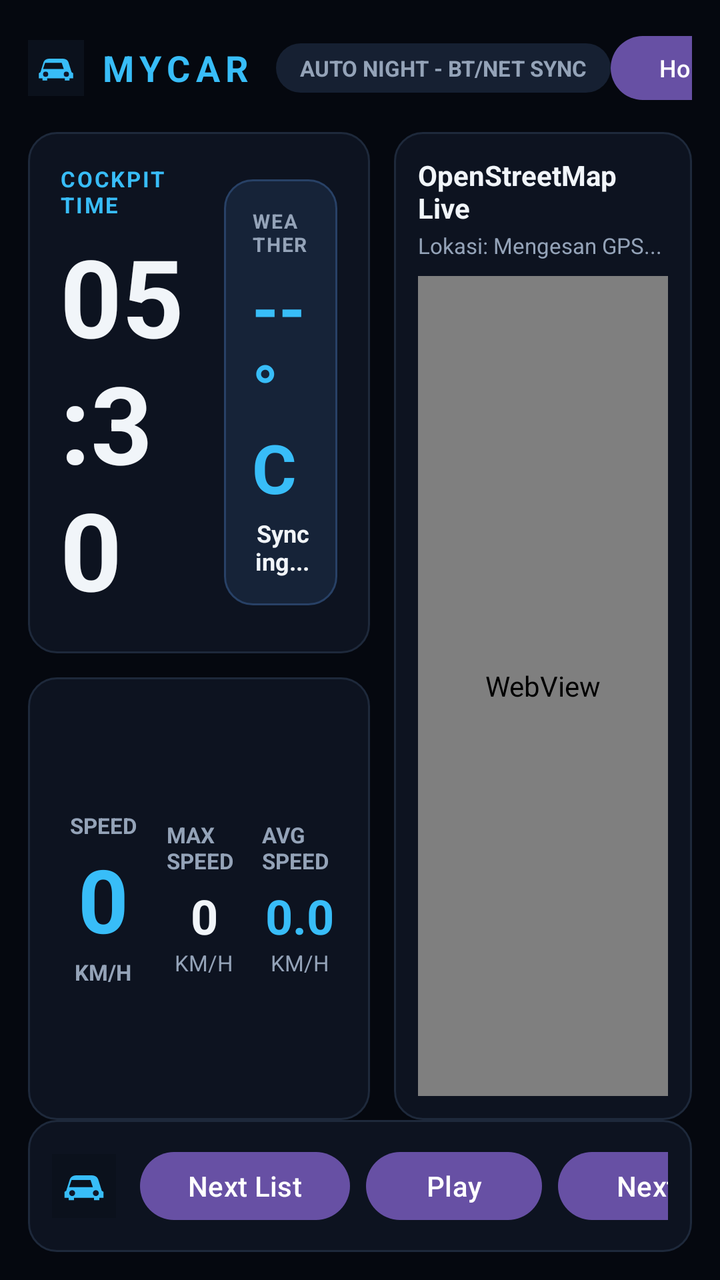
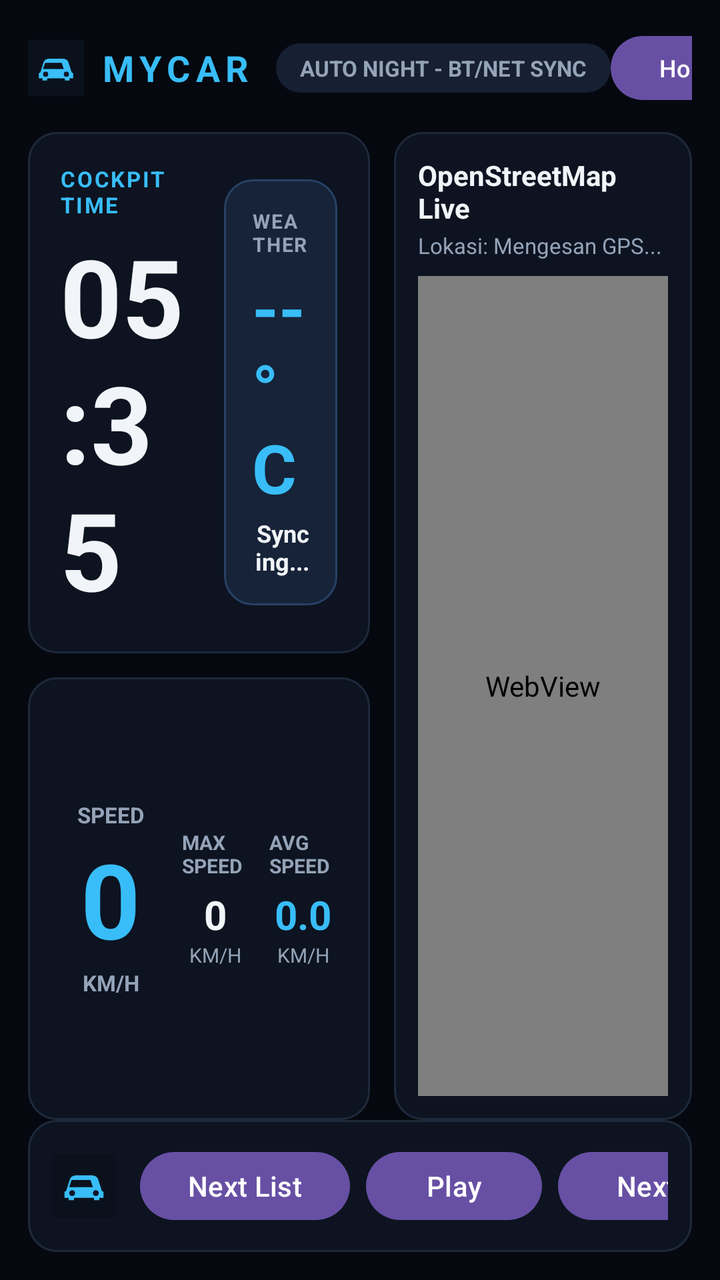

Before-and-after screenshots of an Android layout around one commit, followed by the original layout XML and the change that was made.
<!-- AndroidManifest.xml: application theme Theme.MYCAR -->
<!-- res/layout/activity_main.xml -->
<?xml version="1.0" encoding="utf-8"?>
<androidx.constraintlayout.widget.ConstraintLayout xmlns:android="http://schemas.android.com/apk/res/android"
    xmlns:app="http://schemas.android.com/apk/res-auto"
    android:id="@+id/rootLayout"
    android:layout_width="match_parent"
    android:layout_height="match_parent"
    android:background="@color/night_bg"
    android:padding="14dp">

    <LinearLayout
        android:id="@+id/topBar"
        android:layout_width="0dp"
        android:layout_height="wrap_content"
        android:gravity="center_vertical"
        android:orientation="horizontal"
        app:layout_constraintEnd_toEndOf="parent"
        app:layout_constraintStart_toStartOf="parent"
        app:layout_constraintTop_toTopOf="parent">

        <ImageView
            android:id="@+id/ivBrandLogo"
            android:layout_width="28dp"
            android:layout_height="28dp"
            android:contentDescription="MYCAR Logo"
            android:src="@drawable/ic_car_logo" />

        <TextView
            android:id="@+id/tvBrand"
            android:layout_width="wrap_content"
            android:layout_height="wrap_content"
            android:layout_marginStart="8dp"
            android:letterSpacing="0.16"
            android:text="MYCAR"
            android:textColor="@color/night_accent"
            android:textSize="18sp"
            android:textStyle="bold" />

        <TextView
            android:id="@+id/tvStatusPill"
            android:layout_width="wrap_content"
            android:layout_height="wrap_content"
            android:layout_marginStart="12dp"
            android:background="@drawable/bg_pill_badge"
            android:paddingHorizontal="12dp"
            android:paddingVertical="5dp"
            android:text="AUTO NIGHT - BT/NET SYNC"
            android:textColor="@color/night_subtext"
            android:textSize="11sp"
            android:textStyle="bold" />

        <View
            android:layout_width="0dp"
            android:layout_height="1dp"
            android:layout_weight="1" />

        <Button
            android:id="@+id/btnRestoreHome"
            android:layout_width="wrap_content"
            android:layout_height="40dp"
            android:text="Home Settings"
            android:textAllCaps="false"
            android:textSize="12sp" />

        <Button
            android:id="@+id/btnApps"
            android:layout_width="wrap_content"
            android:layout_height="40dp"
            android:layout_marginStart="8dp"
            android:text="Apps"
            android:textAllCaps="false"
            android:textSize="12sp" />
    </LinearLayout>

    <LinearLayout
        android:id="@+id/leftCluster"
        android:layout_width="0dp"
        android:layout_height="0dp"
        android:layout_marginTop="12dp"
        android:layout_marginEnd="12dp"
        android:orientation="vertical"
        app:layout_constraintBottom_toTopOf="@id/musicCard"
        app:layout_constraintEnd_toStartOf="@id/mapCard"
        app:layout_constraintHorizontal_weight="1.15"
        app:layout_constraintStart_toStartOf="parent"
        app:layout_constraintTop_toBottomOf="@id/topBar">

        <LinearLayout
            android:id="@+id/clockWeatherCard"
            android:layout_width="match_parent"
            android:layout_height="0dp"
            android:layout_weight="1.18"
            android:background="@drawable/bg_cockpit_card"
            android:gravity="center_vertical"
            android:orientation="horizontal"
            android:padding="16dp">

            <LinearLayout
                android:layout_width="0dp"
                android:layout_height="wrap_content"
                android:layout_weight="1.2"
                android:orientation="vertical">

                <TextView
                    android:id="@+id/tvCardClockTitle"
                    android:layout_width="wrap_content"
                    android:layout_height="wrap_content"
                    android:letterSpacing="0.08"
                    android:text="COCKPIT TIME"
                    android:textColor="@color/night_accent"
                    android:textSize="11sp"
                    android:textStyle="bold" />

                <TextView
                    android:id="@+id/tvBigClock"
                    android:layout_width="wrap_content"
                    android:layout_height="wrap_content"
                    android:layout_marginTop="2dp"
                    android:text="05:30"
                    android:textColor="@color/night_text"
                    android:textSize="54sp"
                    android:textStyle="bold" />

                <TextView
                    android:id="@+id/tvDateLabel"
                    android:layout_width="wrap_content"
                    android:layout_height="wrap_content"
                    android:text="Wed, 25 Nov - Kuantan"
                    android:textColor="@color/night_subtext"
                    android:textSize="12sp" />
            </LinearLayout>

            <LinearLayout
                android:id="@+id/weatherBadgeBox"
                android:layout_width="0dp"
                android:layout_height="wrap_content"
                android:layout_marginStart="10dp"
                android:layout_weight="0.95"
                android:background="@drawable/bg_weather_badge"
                android:gravity="end|center_vertical"
                android:orientation="vertical"
                android:padding="14dp">

                <TextView
                    android:id="@+id/tvWeatherIcon"
                    android:layout_width="wrap_content"
                    android:layout_height="wrap_content"
                    android:letterSpacing="0.06"
                    android:text="WEATHER"
                    android:textColor="@color/night_subtext"
                    android:textSize="10sp"
                    android:textStyle="bold" />

                <TextView
                    android:id="@+id/tvWeatherTemp"
                    android:layout_width="wrap_content"
                    android:layout_height="wrap_content"
                    android:layout_marginTop="2dp"
                    android:text="--°C"
                    android:textColor="@color/night_accent"
                    android:textSize="34sp"
                    android:textStyle="bold" />

                <TextView
                    android:id="@+id/tvWeatherDesc"
                    android:layout_width="wrap_content"
                    android:layout_height="wrap_content"
                    android:layout_marginTop="2dp"
                    android:gravity="end"
                    android:text="Syncing..."
                    android:textColor="@color/night_text"
                    android:textSize="12sp"
                    android:textStyle="bold" />
            </LinearLayout>
        </LinearLayout>

        <LinearLayout
            android:id="@+id/telemetryCard"
            android:layout_width="match_parent"
            android:layout_height="0dp"
            android:layout_marginTop="12dp"
            android:layout_weight="1"
            android:background="@drawable/bg_cockpit_card"
            android:gravity="center_vertical"
            android:orientation="horizontal"
            android:padding="16dp">

            <LinearLayout
                android:layout_width="0dp"
                android:layout_height="wrap_content"
                android:layout_weight="1.15"
                android:gravity="center"
                android:orientation="vertical">

                <TextView
                    android:id="@+id/tvSpeedLabel"
                    android:layout_width="wrap_content"
                    android:layout_height="wrap_content"
                    android:text="SPEED"
                    android:textColor="@color/night_subtext"
                    android:textSize="11sp"
                    android:textStyle="bold" />

                <TextView
                    android:id="@+id/tvSpeed"
                    android:layout_width="wrap_content"
                    android:layout_height="wrap_content"
                    android:text="0"
                    android:textColor="@color/night_accent"
                    android:textSize="44sp"
                    android:textStyle="bold" />

                <TextView
                    android:id="@+id/tvSpeedUnit"
                    android:layout_width="wrap_content"
                    android:layout_height="wrap_content"
                    android:text="KM/H"
                    android:textColor="@color/night_subtext"
                    android:textSize="11sp"
                    android:textStyle="bold" />
            </LinearLayout>

            <LinearLayout
                android:layout_width="0dp"
                android:layout_height="wrap_content"
                android:layout_marginStart="10dp"
                android:layout_weight="1"
                android:gravity="center"
                android:orientation="vertical">

                <TextView
                    android:id="@+id/tvMaxLabel"
                    android:layout_width="wrap_content"
                    android:layout_height="wrap_content"
                    android:text="MAX SPEED"
                    android:textColor="@color/night_subtext"
                    android:textSize="11sp"
                    android:textStyle="bold" />

                <TextView
                    android:id="@+id/tvMaxSub"
                    android:layout_width="wrap_content"
                    android:layout_height="wrap_content"
                    android:layout_marginTop="4dp"
                    android:text="0"
                    android:textColor="@color/night_text"
                    android:textSize="24sp"
                    android:textStyle="bold" />

                <TextView
                    android:id="@+id/tvMaxUnit"
                    android:layout_width="wrap_content"
                    android:layout_height="wrap_content"
                    android:text="KM/H"
                    android:textColor="@color/night_subtext"
                    android:textSize="11sp" />
            </LinearLayout>

            <LinearLayout
                android:layout_width="0dp"
                android:layout_height="wrap_content"
                android:layout_marginStart="10dp"
                android:layout_weight="1"
                android:gravity="center"
                android:orientation="vertical">

                <TextView
                    android:id="@+id/tvAvgLabel"
                    android:layout_width="wrap_content"
                    android:layout_height="wrap_content"
                    android:text="AVG SPEED"
                    android:textColor="@color/night_subtext"
                    android:textSize="11sp"
                    android:textStyle="bold" />

                <TextView
                    android:id="@+id/tvAvgSub"
                    android:layout_width="wrap_content"
                    android:layout_height="wrap_content"
                    android:layout_marginTop="4dp"
                    android:text="0.0"
                    android:textColor="@color/night_accent"
                    android:textSize="24sp"
                    android:textStyle="bold" />

                <TextView
                    android:id="@+id/tvAvgUnit"
                    android:layout_width="wrap_content"
                    android:layout_height="wrap_content"
                    android:text="KM/H"
                    android:textColor="@color/night_subtext"
                    android:textSize="11sp" />
            </LinearLayout>
        </LinearLayout>
    </LinearLayout>

    <LinearLayout
        android:id="@+id/mapCard"
        android:layout_width="0dp"
        android:layout_height="0dp"
        android:layout_marginTop="12dp"
        android:background="@drawable/bg_cockpit_card"
        android:orientation="vertical"
        android:padding="12dp"
        app:layout_constraintBottom_toTopOf="@id/musicCard"
        app:layout_constraintEnd_toEndOf="parent"
        app:layout_constraintHorizontal_weight="1"
        app:layout_constraintStart_toEndOf="@id/leftCluster"
        app:layout_constraintTop_toBottomOf="@id/topBar">

        <TextView
            android:id="@+id/tvMapTitle"
            android:layout_width="match_parent"
            android:layout_height="wrap_content"
            android:text="OpenStreetMap Live"
            android:textColor="@color/night_text"
            android:textSize="14sp"
            android:textStyle="bold" />

        <TextView
            android:id="@+id/tvLocationHeader"
            android:layout_width="match_parent"
            android:layout_height="wrap_content"
            android:layout_marginTop="2dp"
            android:ellipsize="end"
            android:maxLines="1"
            android:text="Lokasi: Mengesan GPS..."
            android:textColor="@color/night_subtext"
            android:textSize="11sp" />

        <WebView
            android:id="@+id/osmWebView"
            android:layout_width="match_parent"
            android:layout_height="0dp"
            android:layout_marginTop="8dp"
            android:layout_weight="1" />
    </LinearLayout>

    <LinearLayout
        android:id="@+id/musicCard"
        android:layout_width="0dp"
        android:layout_height="wrap_content"
        android:layout_marginTop="12dp"
        android:background="@drawable/bg_cockpit_card"
        android:gravity="center_vertical"
        android:orientation="horizontal"
        android:padding="12dp"
        app:layout_constraintBottom_toBottomOf="parent"
        app:layout_constraintEnd_toEndOf="parent"
        app:layout_constraintStart_toStartOf="parent">

        <ImageView
            android:id="@+id/ivMusicCarIcon"
            android:layout_width="32dp"
            android:layout_height="32dp"
            android:layout_marginEnd="12dp"
            android:contentDescription="Media Source"
            android:src="@drawable/ic_car_logo" />

        <LinearLayout
            android:layout_width="0dp"
            android:layout_height="wrap_content"
            android:layout_weight="1"
            android:orientation="vertical">

            <TextView
                android:id="@+id/tvTrack"
                android:layout_width="wrap_content"
                android:layout_height="wrap_content"
                android:ellipsize="end"
                android:maxLines="1"
                android:text="[PAUSE] YTM LIST #1 - Highway Breeze - Chill Acoustic"
                android:textColor="@color/night_text"
                android:textSize="14sp"
                android:textStyle="bold" />

            <TextView
                android:id="@+id/tvPlayNextList"
                android:layout_width="wrap_content"
                android:layout_height="wrap_content"
                android:layout_marginTop="2dp"
                android:ellipsize="end"
                android:maxLines="1"
                android:text="Next: 1. Synthwave Cruise  |  2. Lo-Fi Beats"
                android:textColor="@color/night_subtext"
                android:textSize="12sp" />
        </LinearLayout>

        <Button
            android:id="@+id/btnNextList"
            android:layout_width="wrap_content"
            android:layout_height="42dp"
            android:text="Next List"
            android:textAllCaps="false" />

        <Button
            android:id="@+id/btnPlayPause"
            android:layout_width="wrap_content"
            android:layout_height="42dp"
            android:layout_marginStart="8dp"
            android:text="Play"
            android:textAllCaps="false" />

        <Button
            android:id="@+id/btnNextTrack"
            android:layout_width="wrap_content"
            android:layout_height="42dp"
            android:layout_marginStart="8dp"
            android:text="Next"
            android:textAllCaps="false" />

        <Button
            android:id="@+id/btnSwitchSource"
            android:layout_width="wrap_content"
            android:layout_height="42dp"
            android:layout_marginStart="8dp"
            android:text="Radio"
            android:textAllCaps="false" />

        <Button
            android:id="@+id/btnRadioApp"
            android:layout_width="wrap_content"
            android:layout_height="42dp"
            android:layout_marginStart="8dp"
            android:text="Radio App"
            android:textAllCaps="false" />
    </LinearLayout>

</androidx.constraintlayout.widget.ConstraintLayout>
<!-- resources referenced by this layout -->
<resources>
  <color name="night_accent">#38BDF8</color>
  <color name="night_bg">#05080F</color>
  <color name="night_subtext">#94A3B8</color>
  <color name="night_text">#F1F5F9</color>
  <!-- drawable bg_cockpit_card (drawable) -->
  <?xml version="1.0" encoding="utf-8"?>
  <shape xmlns:android="http://schemas.android.com/apk/res/android"
      android:shape="rectangle">
      <solid android:color="@color/night_card" />
      <corners android:radius="14dp" />
      <stroke
          android:width="1dp"
          android:color="@color/night_border" />
  </shape>
  <!-- drawable bg_pill_badge (drawable) -->
  <?xml version="1.0" encoding="utf-8"?>
  <shape xmlns:android="http://schemas.android.com/apk/res/android"
      android:shape="rectangle">
      <solid android:color="@color/night_pill" />
      <corners android:radius="999dp" />
  </shape>
  <!-- drawable bg_weather_badge (drawable) -->
  <?xml version="1.0" encoding="utf-8"?>
  <shape xmlns:android="http://schemas.android.com/apk/res/android"
      android:shape="rectangle">
      <solid android:color="#162338" />
      <corners android:radius="14dp" />
      <stroke
          android:width="1dp"
          android:color="#284166" />
  </shape>
  <!-- drawable ic_car_logo (drawable) -->
  <?xml version="1.0" encoding="utf-8"?>
  <vector xmlns:android="http://schemas.android.com/apk/res/android"
      android:width="108dp"
      android:height="108dp"
      android:viewportWidth="108"
      android:viewportHeight="108">
      <path
          android:fillColor="#0B111C"
          android:pathData="M0,0h108v108h-108z" />
      <path
          android:fillColor="#38BDF8"
          android:pathData="M24,62 L30,43 C32,38 36,36 42,36 L66,36 C72,36 76,38 78,43 L84,62 L87,64 L87,74 L80,74 L80,78 L71,78 L71,74 L37,74 L37,78 L28,78 L28,74 L21,74 L21,64 Z" />
      <path
          android:fillColor="#0B111C"
          android:pathData="M33,44 L65,44 L69,56 L29,56 Z" />
      <path
          android:fillColor="#0F172A"
          android:pathData="M29,66a5,5 0,1,0 10,0a5,5 0,1,0 -10,0z" />
      <path
          android:fillColor="#0F172A"
          android:pathData="M69,66a5,5 0,1,0 10,0a5,5 0,1,0 -10,0z" />
  </vector>
  <style name="Theme.MYCAR" parent="Theme.Material3.DayNight.NoActionBar">
          <item name="android:windowFullscreen">true</item>
      </style>
  <color name="night_card">#0D1320</color>
  <color name="night_border">#1E293B</color>
  <color name="night_pill">#162032</color>
</resources>

<!-- the commit's change to res/layout/activity_main.xml (unified diff, before → after) -->
@@ -115,7 +115,7 @@
                     android:layout_width="wrap_content"
                     android:layout_height="wrap_content"
                     android:layout_marginTop="2dp"
-                    android:text="05:30"
+                    android:text="05:35"
                     android:textColor="@color/night_text"
                     android:textSize="54sp"
                     android:textStyle="bold" />
@@ -187,7 +187,7 @@
             <LinearLayout
                 android:layout_width="0dp"
                 android:layout_height="wrap_content"
-                android:layout_weight="1.15"
+                android:layout_weight="1.35"
                 android:gravity="center"
                 android:orientation="vertical">
 
@@ -206,7 +206,7 @@
                     android:layout_height="wrap_content"
                     android:text="0"
                     android:textColor="@color/night_accent"
-                    android:textSize="44sp"
+                    android:textSize="52sp"
                     android:textStyle="bold" />
 
                 <TextView
@@ -223,7 +223,7 @@
                 android:layout_width="0dp"
                 android:layout_height="wrap_content"
                 android:layout_marginStart="10dp"
-                android:layout_weight="1"
+                android:layout_weight="0.9"
                 android:gravity="center"
                 android:orientation="vertical">
 
@@ -233,7 +233,7 @@
                     android:layout_height="wrap_content"
                     android:text="MAX SPEED"
                     android:textColor="@color/night_subtext"
-                    android:textSize="11sp"
+                    android:textSize="10sp"
                     android:textStyle="bold" />
 
                 <TextView
@@ -243,7 +243,7 @@
                     android:layout_marginTop="4dp"
                     android:text="0"
                     android:textColor="@color/night_text"
-                    android:textSize="24sp"
+                    android:textSize="20sp"
                     android:textStyle="bold" />
 
                 <TextView
@@ -252,14 +252,14 @@
                     android:layout_height="wrap_content"
                     android:text="KM/H"
                     android:textColor="@color/night_subtext"
-                    android:textSize="11sp" />
+                    android:textSize="10sp" />
             </LinearLayout>
 
             <LinearLayout
                 android:layout_width="0dp"
                 android:layout_height="wrap_content"
                 android:layout_marginStart="10dp"
-                android:layout_weight="1"
+                android:layout_weight="0.9"
                 android:gravity="center"
                 android:orientation="vertical">
 
@@ -269,7 +269,7 @@
                     android:layout_height="wrap_content"
                     android:text="AVG SPEED"
                     android:textColor="@color/night_subtext"
-                    android:textSize="11sp"
+                    android:textSize="10sp"
                     android:textStyle="bold" />
 
                 <TextView
@@ -279,7 +279,7 @@
                     android:layout_marginTop="4dp"
                     android:text="0.0"
                     android:textColor="@color/night_accent"
-                    android:textSize="24sp"
+                    android:textSize="20sp"
                     android:textStyle="bold" />
 
                 <TextView
@@ -288,7 +288,7 @@
                     android:layout_height="wrap_content"
                     android:text="KM/H"
                     android:textColor="@color/night_subtext"
-                    android:textSize="11sp" />
+                    android:textSize="10sp" />
             </LinearLayout>
         </LinearLayout>
     </LinearLayout>
